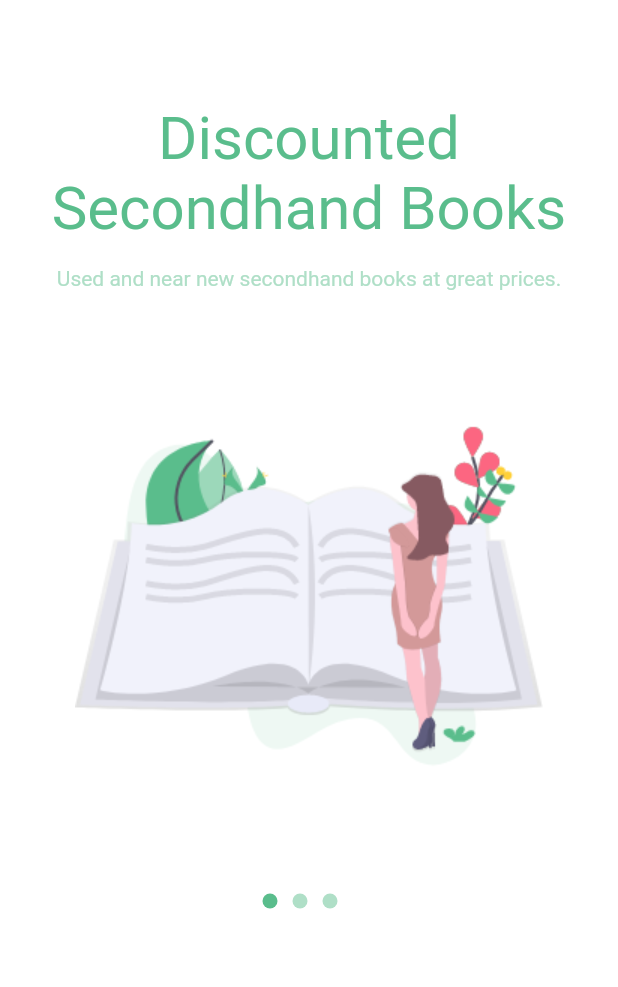
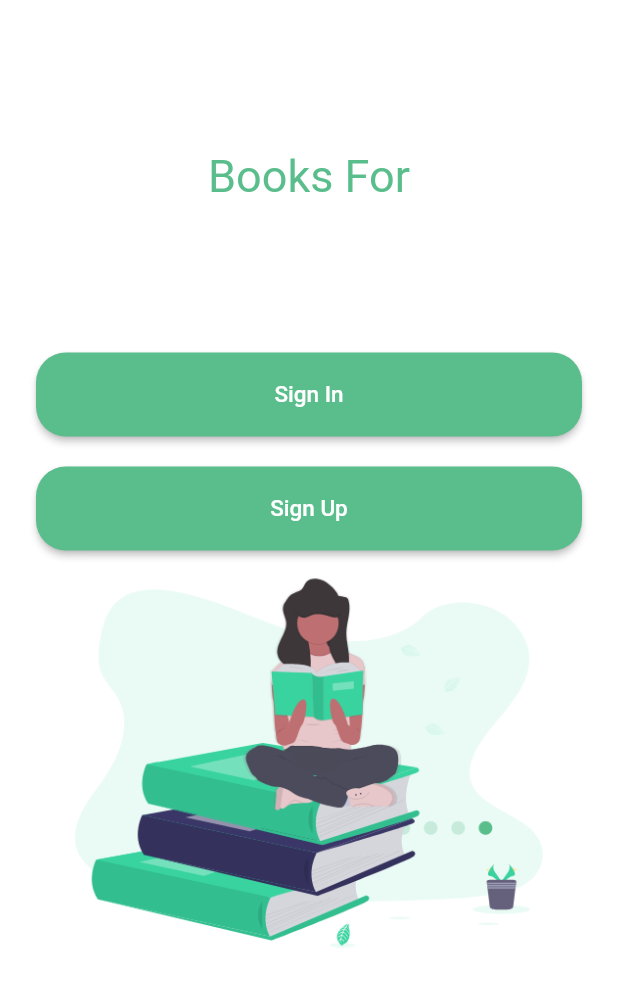
Before and after one commit to mukireus/flutter_ui_challenge_book_grocer, a Flutter app: the screen it shows after launch, on a phone screen of 412 x 824 dp. Shown: the top 987 px of the screen. Run offline on Flutter 3.47's test engine with Material 2 defaults, Android fonts, the phone set to English and light mode, and no system bars; drawn by our look-alikes of carousel_slider; our stand-ins replace shared_preferences.

Commit message:
Added UserPage and first run settings

```diff
--- a/lib/main.dart
+++ b/lib/main.dart
@@ -1,11 +1,17 @@
 import 'package:flutter/material.dart';
 import 'package:carousel_slider/carousel_slider.dart';
-import 'package:flutter_screenutil/flutter_screenutil.dart';
+import 'package:flutter_book/login.dart';
+import 'package:flutter_book/user.dart';
+import 'package:shared_preferences/shared_preferences.dart';
 
 void main() => runApp(MaterialApp(
       debugShowCheckedModeBanner: false,
       title: 'Application Intro',
-      home: HomePage(),
+      home: FirstRun(),
+      routes: <String, WidgetBuilder> {
+        "/UserPage": (BuildContext context) => new User(),
+        "/LoginPage": (BuildContext context) => new Login(),
+      },
     ));
 
 List<String> imagePath = [
@@ -36,13 +42,35 @@ class HomePage extends StatelessWidget {
   }
 }
 
+class FirstRun extends StatelessWidget {
+  @override
+  Widget build(BuildContext context) {
+    return new FutureBuilder<SharedPreferences>(
+      future: SharedPreferences.getInstance(),
+      builder:
+          (BuildContext context, AsyncSnapshot<SharedPreferences> snapshot) {
+        switch (snapshot.connectionState) {
+          case ConnectionState.none:
+          case ConnectionState.waiting:
+            return new HomePage();
+          default:
+            if (!snapshot.hasError)
+              return snapshot.data.getBool("first run") != null
+                  ? new HomePage()
+                  : new User();
+        }
+      },
+    );
+  }
+}
+
 class ContentPage extends StatelessWidget {
   @override
   Widget build(BuildContext context) {
     return Center(
       child: Container(
         child: CarouselSlider(
-          autoPlay: false,
+          autoPlay: true,
           enableInfiniteScroll: false,
           initialPage: 0,
           reverse: false,
@@ -57,7 +85,8 @@ class ContentPage extends StatelessWidget {
             return Builder(
               builder: (BuildContext context) {
                 return Container(
-                    width: MediaQuery.of(context).size.width, child: AppIntro(i));
+                    width: MediaQuery.of(context).size.width,
+                    child: AppIntro(i));
               },
             );
           }).toList(),
@@ -91,7 +120,7 @@ class _AppIntroState extends State<AppIntro> {
             child: Text(
               title[widget.index],
               textAlign: TextAlign.center,
-              style: TextStyle(fontSize: 40, color: Color(0xFF5ABD8C)),
+              style: TextStyle(fontSize: 45, color: Color(0xFF5ABD8C)),
             ),
           ),
           Padding(
@@ -106,7 +135,7 @@ class _AppIntroState extends State<AppIntro> {
           ),
           Center(
             child: Padding(
-              padding: const EdgeInsets.symmetric(vertical: 35),
+              padding: const EdgeInsets.symmetric(vertical: 15),
               child: Container(
                 width: MediaQuery.of(context).size.width,
                 child: Column(
@@ -118,7 +147,7 @@ class _AppIntroState extends State<AppIntro> {
             ),
           ),
           Container(
-            height: 50,
+            height: 30,
             child: Padding(
               padding: const EdgeInsets.symmetric(horizontal: 150),
               child: Stack(
--- /dev/null
+++ b/lib/user.dart
@@ -0,0 +1,85 @@
+import 'package:flutter/material.dart';
+
+class User extends StatefulWidget {
+  @override
+  _UserState createState() => _UserState();
+}
+
+class _UserState extends State<User> {
+  @override
+  Widget build(BuildContext context) {
+    return Material(
+        color: Colors.white,
+        child: Column(
+          children: <Widget>[
+            Padding(
+              padding: const EdgeInsets.only(top: 100),
+              child: Column(
+                children: <Widget>[
+                  Text(
+                    "Books For",
+                    style: TextStyle(
+                      color: Color(0xFF5ABD8C),
+                      fontSize: 30,
+                    ),
+                  ),
+                  Center(
+                    child: Padding(
+                      padding: const EdgeInsets.only(top: 100),
+                      child: Padding(
+                        padding: const EdgeInsets.symmetric(horizontal: 24),
+                        child: MaterialButton(
+                          height: 56,
+                          minWidth: double.infinity,
+                          color: Color(0xFF5ABD8C),
+                          shape: RoundedRectangleBorder(
+                              borderRadius: new BorderRadius.circular(20.0)),
+                          onPressed: () {Navigator.of(context).pushNamed("/LoginPage");},
+                          child: Text(
+                            "Sign In",
+                            style: TextStyle(fontSize: 15, color: Colors.white),
+                          ),
+                        ),
+                      ),
+                    ),
+                  ),
+                  Center(
+                    child: Padding(
+                      padding: const EdgeInsets.only(top: 20),
+                      child: Padding(
+                        padding: const EdgeInsets.symmetric(horizontal: 24),
+                        child: MaterialButton(
+                          height: 56,
+                          minWidth: double.infinity,
+                          color: Color(0xFF5ABD8C),
+                          shape: RoundedRectangleBorder(
+                              borderRadius: new BorderRadius.circular(20.0)),
+                          onPressed: () {},
+                          child: Text(
+                            "Sign Up",
+                            style: TextStyle(fontSize: 15, color: Colors.white),
+                          ),
+                        ),
+                      ),
+                    ),
+                  )
+                ],
+              ),
+            ),
+            Padding(
+              padding: const EdgeInsets.all(18.0),
+              child: Container(
+                child: Column(
+                  children: <Widget>[
+                    Image.asset(
+                      "assets/images/books.png",
+                      width: MediaQuery.of(context).size.width - 100.0,
+                    ),
+                  ],
+                ),
+              ),
+            )
+          ],
+        ));
+  }
+}
--- a/pubspec.yaml
+++ b/pubspec.yaml
@@ -25,6 +25,7 @@ dependencies:
   cupertino_icons: ^0.1.2
   carousel_slider: ^1.3.0
   flutter_screenutil: ^0.4.2
+  shared_preferences: ^0.5.3+4
 
 dev_dependencies:
   flutter_test:
```
Also changed, not shown: lib/login.dart (added, +59 -0 lines), assets/images/books.png (added), pubspec.lock.
